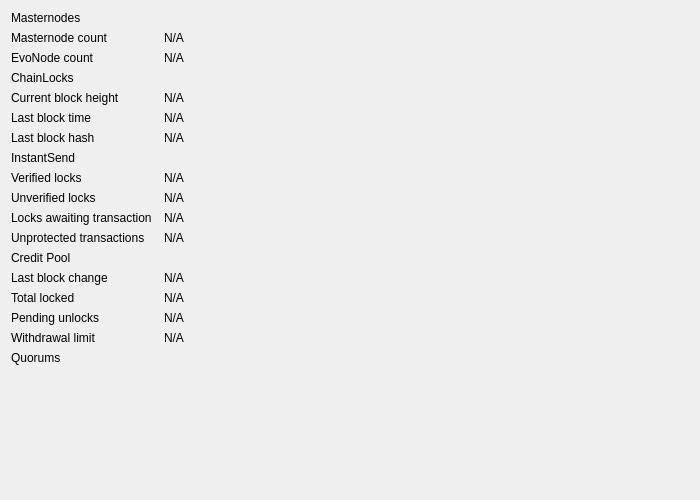
Qt form src/qt/forms/networkwidget.ui (UdjinM6/dash) before a commit.
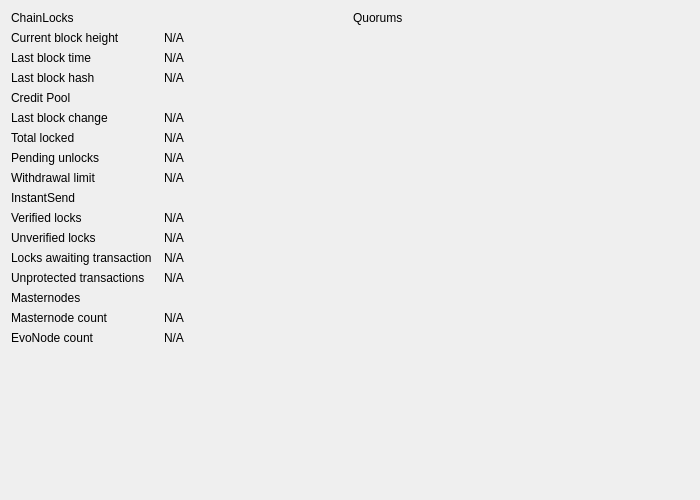
The same form after that commit.

Commit message:
refactor(qt): use horizontal layout with vertical grids, reorder data
Review with `git log -p -n1 --color-moved=dimmed_zebra`.

The edit to the form file:
```diff
--- a/src/qt/forms/networkwidget.ui
+++ b/src/qt/forms/networkwidget.ui
@@ -10,72 +10,27 @@
     <height>500</height>
    </rect>
   </property>
-      <layout class="QGridLayout" name="gridLayout" columnstretch="0,1">
+    <layout class="QHBoxLayout" name="horizontalLayout">
+     <item>
+      <layout class="QGridLayout" name="leftGridLayout" columnstretch="0,1">
        <property name="horizontalSpacing">
         <number>12</number>
        </property>
        <item row="0" column="0">
-        <widget class="QLabel" name="labelMasternodes">
-         <property name="text">
-          <string>Masternodes</string>
-         </property>
-        </widget>
-       </item>
-       <item row="1" column="0">
-        <widget class="QLabel" name="masternodeCountLabel">
-         <property name="text">
-          <string>Masternode count</string>
-         </property>
-        </widget>
-       </item>
-       <item row="1" column="1">
-        <widget class="QLabel" name="masternodeCount">
-         <property name="cursor">
-          <cursorShape>IBeamCursor</cursorShape>
-         </property>
-         <property name="text">
-          <string>N/A</string>
-         </property>
-         <property name="textInteractionFlags">
-          <set>Qt::LinksAccessibleByMouse|Qt::TextSelectableByKeyboard|Qt::TextSelectableByMouse</set>
-         </property>
-        </widget>
-       </item>
-       <item row="2" column="0">
-        <widget class="QLabel" name="evoCountLabel">
-         <property name="text">
-          <string>EvoNode count</string>
-         </property>
-        </widget>
-       </item>
-       <item row="2" column="1">
-        <widget class="QLabel" name="evoCount">
-         <property name="cursor">
-          <cursorShape>IBeamCursor</cursorShape>
-         </property>
-         <property name="text">
-          <string>N/A</string>
-         </property>
-         <property name="textInteractionFlags">
-          <set>Qt::LinksAccessibleByMouse|Qt::TextSelectableByKeyboard|Qt::TextSelectableByMouse</set>
-         </property>
-        </widget>
-       </item>
-       <item row="3" column="0">
         <widget class="QLabel" name="labelChainLocks">
          <property name="text">
           <string>ChainLocks</string>
          </property>
         </widget>
        </item>
-       <item row="4" column="0">
+       <item row="1" column="0">
         <widget class="QLabel" name="bestClHeightLabel">
          <property name="text">
           <string>Current block height</string>
          </property>
         </widget>
        </item>
-       <item row="4" column="1">
+       <item row="1" column="1">
         <widget class="QLabel" name="bestClHeight">
          <property name="cursor">
           <cursorShape>IBeamCursor</cursorShape>
@@ -91,14 +46,14 @@
          </property>
         </widget>
        </item>
-       <item row="5" column="0">
+       <item row="2" column="0">
         <widget class="QLabel" name="bestClTimeLabel">
          <property name="text">
           <string>Last block time</string>
          </property>
         </widget>
        </item>
-       <item row="5" column="1">
+       <item row="2" column="1">
         <widget class="QLabel" name="bestClTime">
          <property name="cursor">
           <cursorShape>IBeamCursor</cursorShape>
@@ -114,14 +69,14 @@
          </property>
         </widget>
        </item>
-       <item row="6" column="0">
+       <item row="3" column="0">
         <widget class="QLabel" name="bestClHashLabel">
          <property name="text">
           <string>Last block hash</string>
          </property>
         </widget>
        </item>
-       <item row="6" column="1">
+       <item row="3" column="1">
         <widget class="QLabel" name="bestClHash">
          <property name="cursor">
           <cursorShape>IBeamCursor</cursorShape>
@@ -137,21 +92,120 @@
          </property>
         </widget>
        </item>
+       <item row="4" column="0">
+        <widget class="QLabel" name="labelCreditPool">
+         <property name="text">
+          <string>Credit Pool</string>
+         </property>
+        </widget>
+       </item>
+       <item row="5" column="0">
+        <widget class="QLabel" name="labelCrLastBlockTitle">
+         <property name="text">
+          <string>Last block change</string>
+         </property>
+        </widget>
+       </item>
+       <item row="5" column="1">
+        <widget class="QLabel" name="labelCrLastBlock">
+         <property name="cursor">
+          <cursorShape>IBeamCursor</cursorShape>
+         </property>
+         <property name="text">
+          <string>N/A</string>
+         </property>
+         <property name="textFormat">
+          <enum>Qt::PlainText</enum>
+         </property>
+         <property name="textInteractionFlags">
+          <set>Qt::LinksAccessibleByMouse|Qt::TextSelectableByKeyboard|Qt::TextSelectableByMouse</set>
+         </property>
+        </widget>
+       </item>
+       <item row="6" column="0">
+        <widget class="QLabel" name="labelCrLockedTitle">
+         <property name="text">
+          <string>Total locked</string>
+         </property>
+        </widget>
+       </item>
+       <item row="6" column="1">
+        <widget class="QLabel" name="labelCrLocked">
+         <property name="cursor">
+          <cursorShape>IBeamCursor</cursorShape>
+         </property>
+         <property name="text">
+          <string>N/A</string>
+         </property>
+         <property name="textFormat">
+          <enum>Qt::PlainText</enum>
+         </property>
+         <property name="textInteractionFlags">
+          <set>Qt::LinksAccessibleByMouse|Qt::TextSelectableByKeyboard|Qt::TextSelectableByMouse</set>
+         </property>
+        </widget>
+       </item>
        <item row="7" column="0">
+        <widget class="QLabel" name="labelCrPendingTitle">
+         <property name="text">
+          <string>Pending unlocks</string>
+         </property>
+        </widget>
+       </item>
+       <item row="7" column="1">
+        <widget class="QLabel" name="labelCrPending">
+         <property name="cursor">
+          <cursorShape>IBeamCursor</cursorShape>
+         </property>
+         <property name="text">
+          <string>N/A</string>
+         </property>
+         <property name="textFormat">
+          <enum>Qt::PlainText</enum>
+         </property>
+         <property name="textInteractionFlags">
+          <set>Qt::LinksAccessibleByMouse|Qt::TextSelectableByKeyboard|Qt::TextSelectableByMouse</set>
+         </property>
+        </widget>
+       </item>
+       <item row="8" column="0">
+        <widget class="QLabel" name="labelCrLimitTitle">
+         <property name="text">
+          <string>Withdrawal limit</string>
+         </property>
+        </widget>
+       </item>
+       <item row="8" column="1">
+        <widget class="QLabel" name="labelCrLimit">
+         <property name="cursor">
+          <cursorShape>IBeamCursor</cursorShape>
+         </property>
+         <property name="text">
+          <string>N/A</string>
+         </property>
+         <property name="textFormat">
+          <enum>Qt::PlainText</enum>
+         </property>
+         <property name="textInteractionFlags">
+          <set>Qt::LinksAccessibleByMouse|Qt::TextSelectableByKeyboard|Qt::TextSelectableByMouse</set>
+         </property>
+        </widget>
+       </item>
+       <item row="9" column="0">
         <widget class="QLabel" name="labelInstantSend">
          <property name="text">
           <string>InstantSend</string>
          </property>
         </widget>
        </item>
-       <item row="8" column="0">
+       <item row="10" column="0">
         <widget class="QLabel" name="labelISLocksTitle">
          <property name="text">
           <string>Verified locks</string>
          </property>
         </widget>
        </item>
-       <item row="8" column="1">
+       <item row="10" column="1">
         <widget class="QLabel" name="labelISLocks">
          <property name="cursor">
           <cursorShape>IBeamCursor</cursorShape>
@@ -167,14 +221,14 @@
          </property>
         </widget>
        </item>
-       <item row="9" column="0">
+       <item row="11" column="0">
         <widget class="QLabel" name="labelISPendingTitle">
          <property name="text">
           <string>Unverified locks</string>
          </property>
         </widget>
        </item>
-       <item row="9" column="1">
+       <item row="11" column="1">
         <widget class="QLabel" name="labelISPending">
          <property name="cursor">
           <cursorShape>IBeamCursor</cursorShape>
@@ -190,14 +244,14 @@
          </property>
         </widget>
        </item>
-       <item row="10" column="0">
+       <item row="12" column="0">
         <widget class="QLabel" name="labelISWaitingTitle">
          <property name="text">
           <string>Locks awaiting transaction</string>
          </property>
         </widget>
        </item>
-       <item row="10" column="1">
+       <item row="12" column="1">
         <widget class="QLabel" name="labelISWaiting">
          <property name="cursor">
           <cursorShape>IBeamCursor</cursorShape>
@@ -213,45 +267,15 @@
          </property>
         </widget>
        </item>
-       <item row="11" column="0">
+       <item row="13" column="0">
         <widget class="QLabel" name="labelISUnprotectedTitle">
          <property name="text">
           <string>Unprotected transactions</string>
          </property>
         </widget>
        </item>
-       <item row="11" column="1">
-        <widget class="QLabel" name="labelISUnprotected">
-         <property name="cursor">
-          <cursorShape>IBeamCursor</cursorShape>
-         </property>
-         <property name="text">
-          <string>N/A</string>
-         </property>
-         <property name="textFormat">
-          <enum>Qt::PlainText</enum>
-         </property>
-         <property name="textInteractionFlags">
-          <set>Qt::LinksAccessibleByMouse|Qt::TextSelectableByKeyboard|Qt::TextSelectableByMouse</set>
-         </property>
-        </widget>
-       </item>
-       <item row="12" column="0">
-        <widget class="QLabel" name="labelCreditPool">
-         <property name="text">
-          <string>Credit Pool</string>
-         </property>
-        </widget>
-       </item>
-       <item row="13" column="0">
-        <widget class="QLabel" name="labelCrLastBlockTitle">
-         <property name="text">
-          <string>Last block change</string>
-         </property>
-        </widget>
-       </item>
        <item row="13" column="1">
-        <widget class="QLabel" name="labelCrLastBlock">
+        <widget class="QLabel" name="labelISUnprotected">
          <property name="cursor">
           <cursorShape>IBeamCursor</cursorShape>
          </property>
@@ -267,37 +291,21 @@
         </widget>
        </item>
        <item row="14" column="0">
-        <widget class="QLabel" name="labelCrLockedTitle">
+        <widget class="QLabel" name="labelMasternodes">
          <property name="text">
-          <string>Total locked</string>
-         </property>
-        </widget>
-       </item>
-       <item row="14" column="1">
-        <widget class="QLabel" name="labelCrLocked">
-         <property name="cursor">
-          <cursorShape>IBeamCursor</cursorShape>
-         </property>
-         <property name="text">
-          <string>N/A</string>
-         </property>
-         <property name="textFormat">
-          <enum>Qt::PlainText</enum>
-         </property>
-         <property name="textInteractionFlags">
-          <set>Qt::LinksAccessibleByMouse|Qt::TextSelectableByKeyboard|Qt::TextSelectableByMouse</set>
+          <string>Masternodes</string>
          </property>
         </widget>
        </item>
        <item row="15" column="0">
-        <widget class="QLabel" name="labelCrPendingTitle">
+        <widget class="QLabel" name="masternodeCountLabel">
          <property name="text">
-          <string>Pending unlocks</string>
+          <string>Masternode count</string>
          </property>
         </widget>
        </item>
        <item row="15" column="1">
-        <widget class="QLabel" name="labelCrPending">
+        <widget class="QLabel" name="masternodeCount">
          <property name="cursor">
           <cursorShape>IBeamCursor</cursorShape>
          </property>
@@ -313,14 +321,14 @@
         </widget>
        </item>
        <item row="16" column="0">
-        <widget class="QLabel" name="labelCrLimitTitle">
+        <widget class="QLabel" name="evoCountLabel">
          <property name="text">
-          <string>Withdrawal limit</string>
+          <string>EvoNode count</string>
          </property>
         </widget>
        </item>
        <item row="16" column="1">
-        <widget class="QLabel" name="labelCrLimit">
+        <widget class="QLabel" name="evoCount">
          <property name="cursor">
           <cursorShape>IBeamCursor</cursorShape>
          </property>
@@ -335,7 +343,27 @@
          </property>
         </widget>
        </item>
-       <item row="17" column="0">
+       <item row="100" column="0">
+        <spacer name="leftVerticalSpacer">
+         <property name="orientation">
+          <enum>Qt::Vertical</enum>
+         </property>
+         <property name="sizeHint" stdset="0">
+          <size>
+           <width>20</width>
+           <height>40</height>
+          </size>
+         </property>
+        </spacer>
+       </item>
+      </layout>
+     </item>
+     <item>
+      <layout class="QGridLayout" name="rightGridLayout" columnstretch="0,1">
+       <property name="horizontalSpacing">
+        <number>12</number>
+       </property>
+       <item row="0" column="0">
         <widget class="QLabel" name="labelQuorums">
          <property name="text">
           <string>Quorums</string>
@@ -343,7 +371,7 @@
         </widget>
        </item>
        <item row="100" column="0">
-        <spacer name="verticalSpacer">
+        <spacer name="rightVerticalSpacer">
          <property name="orientation">
           <enum>Qt::Vertical</enum>
          </property>
@@ -356,6 +384,8 @@
         </spacer>
        </item>
       </layout>
+     </item>
+    </layout>
  </widget>
  <resources/>
  <connections/>
```
The commit also changes 1 other file.
